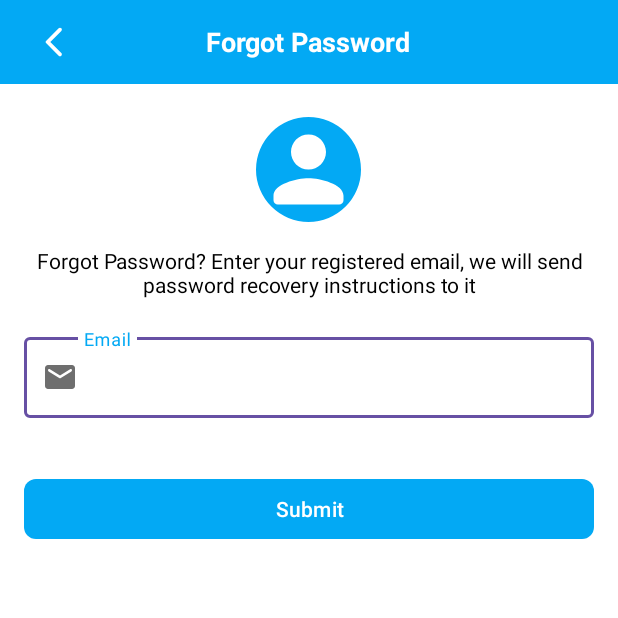
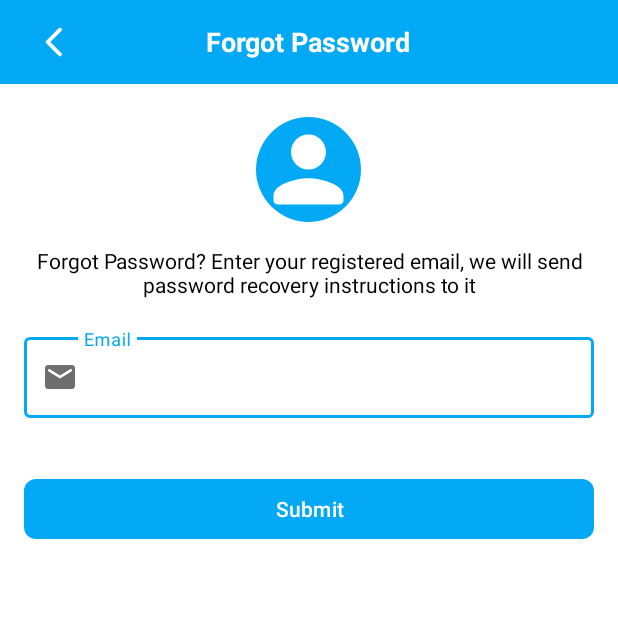
Before and after one commit to GNANASEELAN05/AcdaLink, an Android app: the ForgetPasswordActivity screen opened directly, with no data from a screen before it, on a phone screen of 412 x 824 dp, the top half of it. Run offline under Robolectric (Android 15) with nearby library versions, the phone set to English and light mode, and no system bars; our stand-ins replace Firebase (no records; nobody signed in at launch, a user with empty details on screens opened directly).

```diff
--- a/app/src/main/res/layout/activity_forget_password.xml
+++ b/app/src/main/res/layout/activity_forget_password.xml
@@ -86,6 +86,7 @@
                 android:layout_height="wrap_content"
                 android:layout_marginTop="20dp"
                 app:hintTextColor="#03A9F4"
+                app:boxStrokeColor="@color/black"
                 android:textColorHint="#6E6E6E"
                 android:hint="Email"
                 app:startIconDrawable="@drawable/ic_email_white"
@@ -97,12 +98,12 @@
                     android:layout_width="match_parent"
                     android:layout_height="wrap_content"
                     android:inputType="textEmailAddress"
-                    android:textColor="#000000"
-                    android:textColorHint="#6E6E6E"
                     android:paddingStart="40dp"
                     android:paddingTop="16dp"
                     android:paddingEnd="16dp"
-                    android:paddingBottom="16dp" />
+                    android:paddingBottom="16dp"
+                    android:textColor="#000000"
+                    android:textColorHint="#6E6E6E" />
             </com.google.android.material.textfield.TextInputLayout>
 
             <!-- small spacer so content isn't flush to the submit button -->
```
Also changed, not shown: app/src/main/java/com/example/acadlink/LoginEmailActivity.java (+7 -10 lines).
